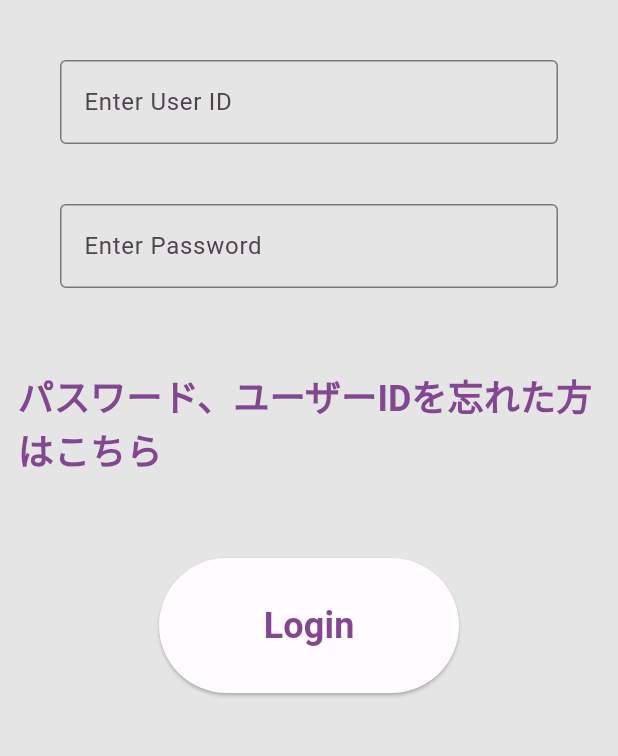
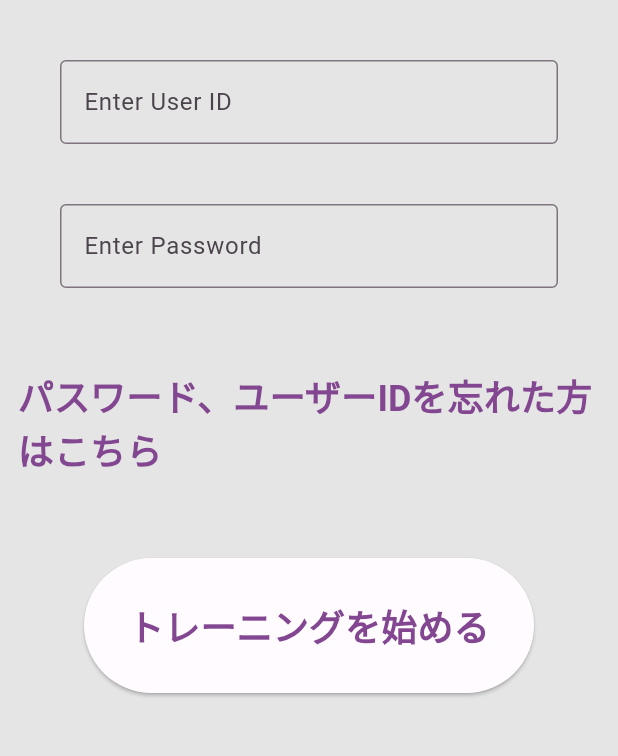
Before and after one commit to GataGataGAta/Training-App, a Flutter app: the screen it shows after launch, on a phone screen of 412 x 824 dp, the part 387-1143 px from its top. Run offline on Flutter 3.47's test engine with Material 3 defaults, Android fonts, the phone set to English and light mode, and no system bars.

Commit message:
fix button

```diff
--- a/trainingmotivator/lib/View/first_page.dart
+++ b/trainingmotivator/lib/View/first_page.dart
@@ -70,11 +70,11 @@ class FirstPage extends StatelessWidget {
             const Padding(padding: EdgeInsets.only(top: 40)),
             SizedBox(
               height: 90,
-              width: 200,
+              width: 300,
               child: ElevatedButton(
                 onPressed: () {},
                 child: const Text(
-                  'Login',
+                  'トレーニングを始める',
                   style: TextStyle(
                     fontSize: 24,
                     fontWeight: FontWeight.bold,
```
